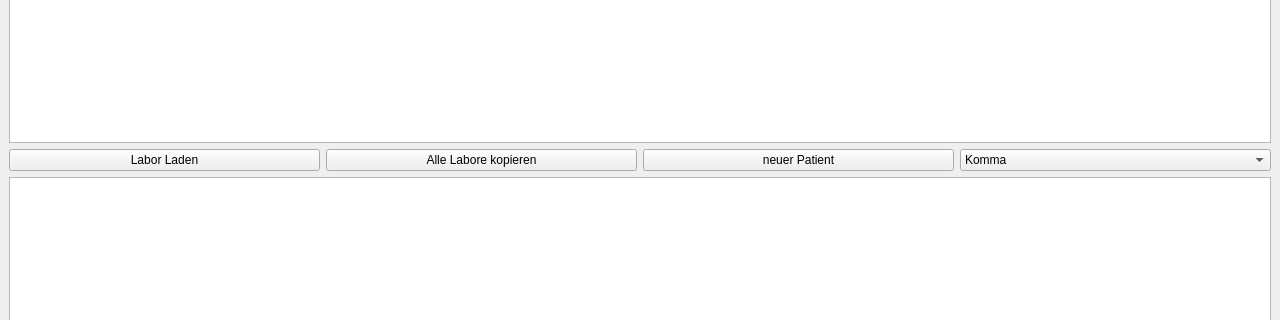
bogie/medicoLabTool, file profileview.ui: the form before one commit; both pictures show x 0 to 1280 and y 189 to 509 of the 1280 by 720 pixel window.
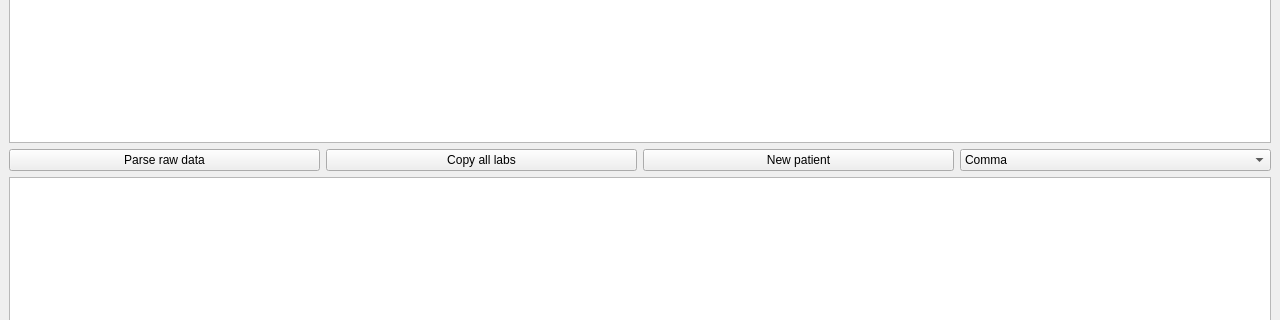
The form after the commit.

The edit to the form file:
```diff
--- a/profileview.ui
+++ b/profileview.ui
@@ -30,21 +30,21 @@
       <item>
        <widget class="QPushButton" name="loadRawLab">
         <property name="text">
-         <string>Labor Laden</string>
+         <string>Parse raw data</string>
         </property>
        </widget>
       </item>
       <item>
        <widget class="QPushButton" name="copyAllLabs">
         <property name="text">
-         <string>Alle Labore kopieren</string>
+         <string>Copy all labs</string>
         </property>
        </widget>
       </item>
       <item>
        <widget class="QPushButton" name="clearAll">
         <property name="text">
-         <string>neuer Patient</string>
+         <string>New patient</string>
         </property>
        </widget>
       </item>
@@ -52,7 +52,7 @@
        <widget class="QComboBox" name="delimiterCombo">
         <item>
          <property name="text">
-          <string>Komma</string>
+          <string>Comma</string>
          </property>
         </item>
         <item>
```
Left out of the diff: 5 changed lines with no effect on the pictures.
